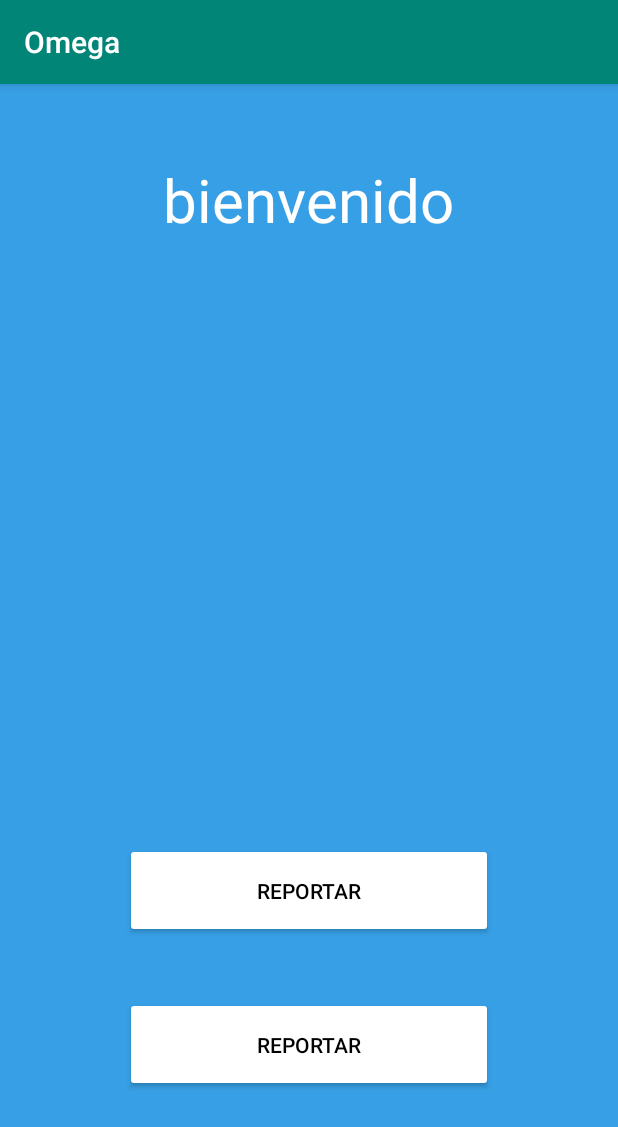
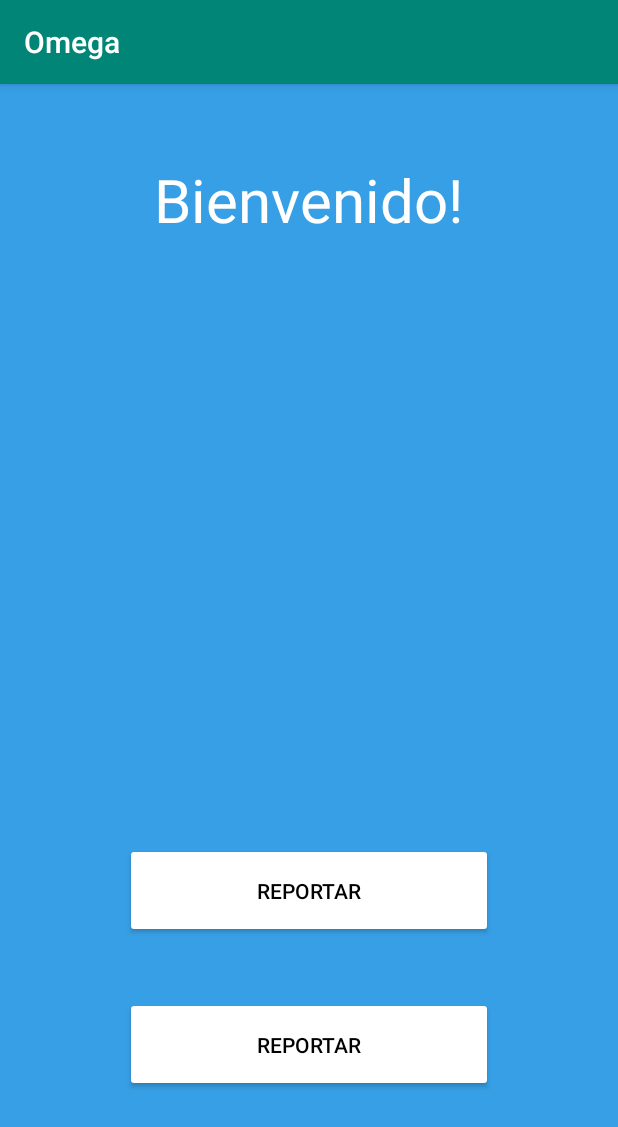
Before and after one commit to BernardGU/Omega, an Android app: the screen it shows after launch (MainActivity), on a phone screen of 412 x 824 dp. Shown: the top 1127 px of the screen. Run offline under Robolectric (Android 15) with nearby library versions, the phone set to English and light mode, and no system bars.

```diff
--- a/app/src/main/res/layout/activity_main.xml
+++ b/app/src/main/res/layout/activity_main.xml
@@ -12,7 +12,7 @@
         android:id="@+id/textView"
         android:layout_width="wrap_content"
         android:layout_height="wrap_content"
-        android:text="bienvenido"
+        android:text="Bienvenido!"
         android:textSize="40sp"
         android:textColor="#FFFFFF"
         app:layout_constraintBottom_toBottomOf="parent"
```
